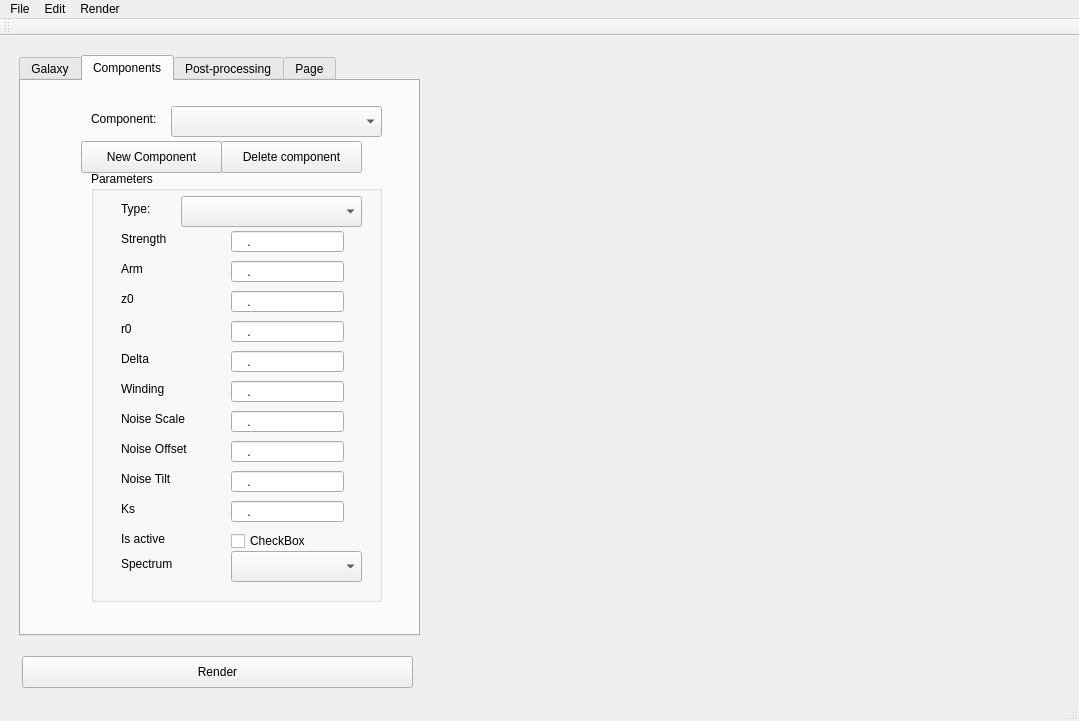
This is mainwindow.ui in leuat/gamer as Qt 5 draws it before an edit. The edited form follows.
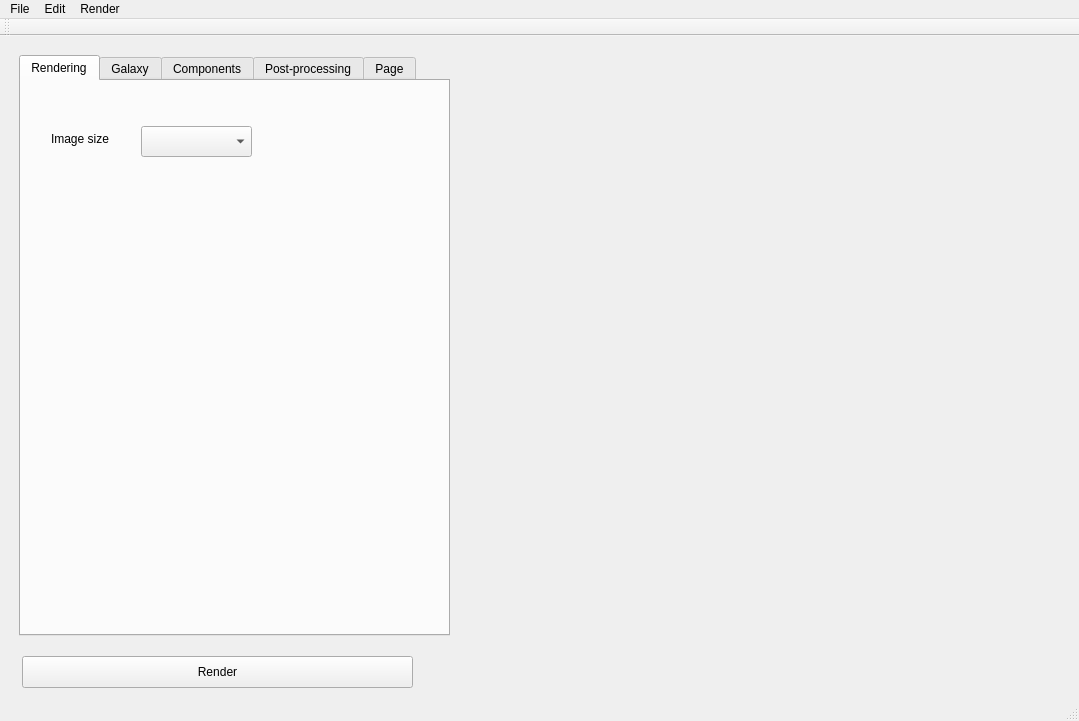
This is the edited form. Custom widgets are drawn as their Qt base class.

```diff
--- a/mainwindow.ui
+++ b/mainwindow.ui
@@ -22,13 +22,41 @@
      <rect>
       <x>19</x>
       <y>19</y>
-      <width>401</width>
+      <width>431</width>
       <height>581</height>
      </rect>
     </property>
     <property name="currentIndex">
-     <number>1</number>
+     <number>0</number>
     </property>
+    <widget class="QWidget" name="tabScene">
+     <attribute name="title">
+      <string>Rendering</string>
+     </attribute>
+     <widget class="QLabel" name="label_22">
+      <property name="geometry">
+       <rect>
+        <x>30</x>
+        <y>50</y>
+        <width>91</width>
+        <height>16</height>
+       </rect>
+      </property>
+      <property name="text">
+       <string>Image size</string>
+      </property>
+     </widget>
+     <widget class="QComboBox" name="cmbImageSize">
+      <property name="geometry">
+       <rect>
+        <x>120</x>
+        <y>45</y>
+        <width>111</width>
+        <height>31</height>
+       </rect>
+      </property>
+     </widget>
+    </widget>
     <widget class="QWidget" name="tabGalaxy">
      <attribute name="title">
       <string>Galaxy</string>
```
Left out of the diff: 6 changed lines with no effect on the pictures.
